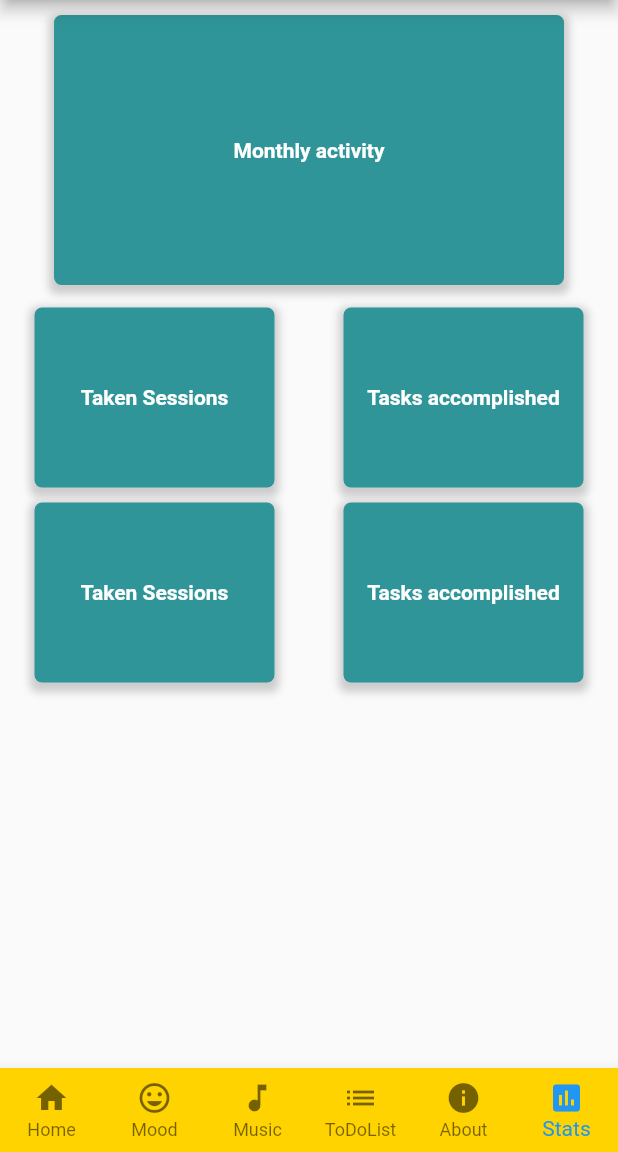
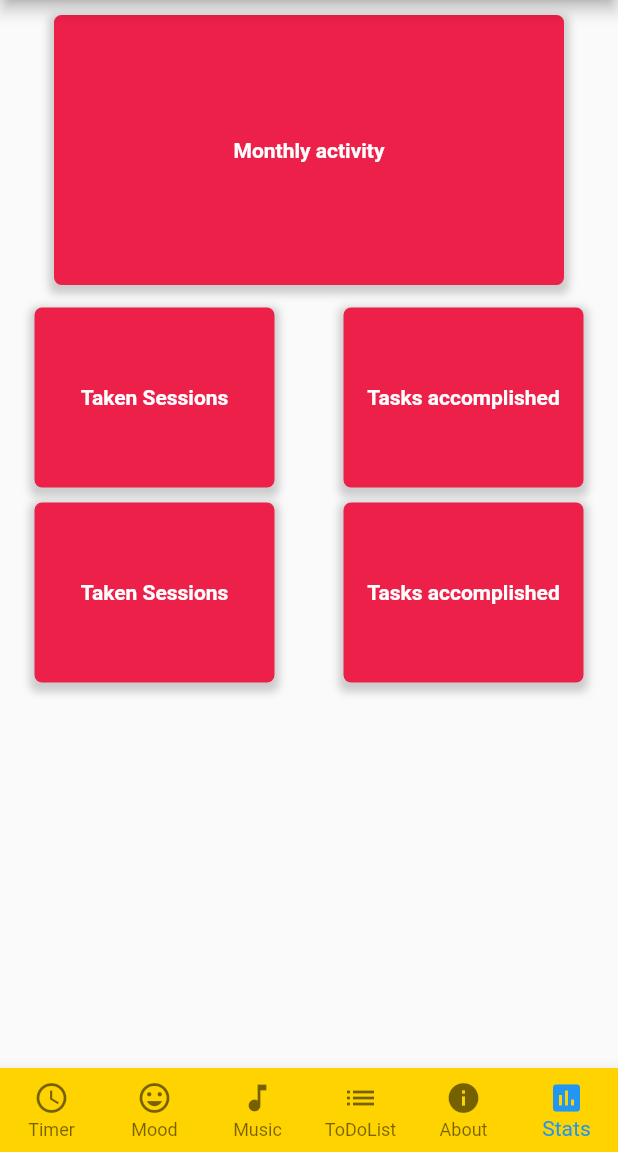
Before and after one commit to mateuszroganowicz/bproductive_flutter, a Flutter app: the screen it shows after launch, item 6 of the bottom bar chosen, on a phone screen of 412 x 824 dp, the part 84-1236 px from its top. Run offline on Flutter 3.47's test engine with Material 2 defaults, Android fonts, the phone set to English and light mode, and no system bars.

Commit message:
Small UI tweaks

```diff
--- a/lib/Stats.dart
+++ b/lib/Stats.dart
@@ -20,7 +20,7 @@ class Stats extends StatelessWidget{
                 width: 340.0,
                 decoration: BoxDecoration(
                   borderRadius: BorderRadius.circular(5.0),
-                  color: MyApp.secondary_color,
+                  color: MyApp.accent_color,
                   boxShadow: [
                     BoxShadow(
                       color: Colors.grey.withOpacity(0.5),
@@ -50,7 +50,7 @@ class Stats extends StatelessWidget{
                 width: 160.0,
                 decoration: BoxDecoration(
                   borderRadius: BorderRadius.circular(5.0),
-                  color: MyApp.secondary_color,
+                  color: MyApp.accent_color,
                   boxShadow: [
                     BoxShadow(
                       color: Colors.grey.withOpacity(0.5),
@@ -74,7 +74,7 @@ class Stats extends StatelessWidget{
                 width: 160.0,
                 decoration: BoxDecoration(
                   borderRadius: BorderRadius.circular(5.0),
-                  color: MyApp.secondary_color,
+                  color: MyApp.accent_color,
                   boxShadow: [
                     BoxShadow(
                       color: Colors.grey.withOpacity(0.5),
@@ -105,7 +105,7 @@ class Stats extends StatelessWidget{
                 width: 160.0,
                 decoration: BoxDecoration(
                   borderRadius: BorderRadius.circular(5.0),
-                  color: MyApp.secondary_color,
+                  color: MyApp.accent_color,
                   boxShadow: [
                     BoxShadow(
                       color: Colors.grey.withOpacity(0.5),
@@ -129,7 +129,7 @@ class Stats extends StatelessWidget{
                 width: 160.0,
                 decoration: BoxDecoration(
                   borderRadius: BorderRadius.circular(5.0),
-                  color: MyApp.secondary_color,
+                  color: MyApp.accent_color,
                   boxShadow: [
                     BoxShadow(
                       color: Colors.grey.withOpacity(0.5),
--- a/lib/main.dart
+++ b/lib/main.dart
@@ -34,7 +34,7 @@ class HomePage extends State<MyApp> {
     MusicPage(),
     ToDoListPage(),
     About(),
-    Stats()
+    Stats(),
   ];
 
   void _onItemTapped(int index) {
@@ -62,7 +62,7 @@ class HomePage extends State<MyApp> {
             backgroundColor: MyApp.main_color_2,
             items: [
               BottomNavigationBarItem(
-                  icon: Icon(Icons.home), title: Text("Home")
+                  icon: Icon(Icons.access_time), title: Text("Timer")
               ),
               BottomNavigationBarItem(
                   icon: Icon(Icons.mood), title: Text("Mood")
```
